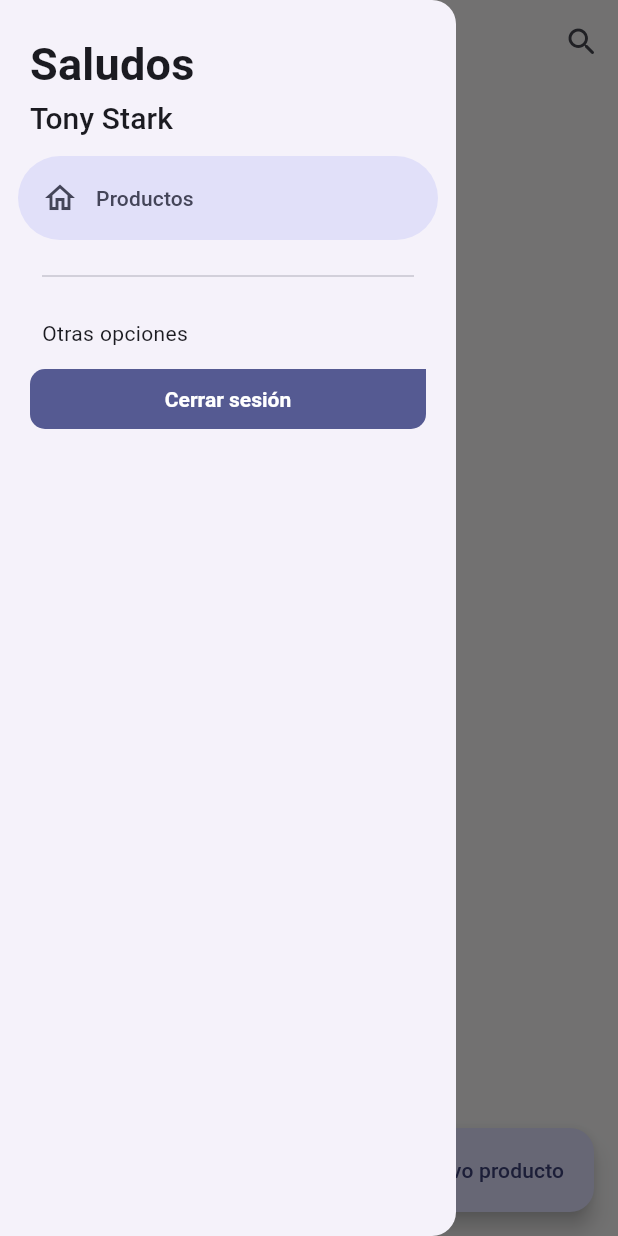
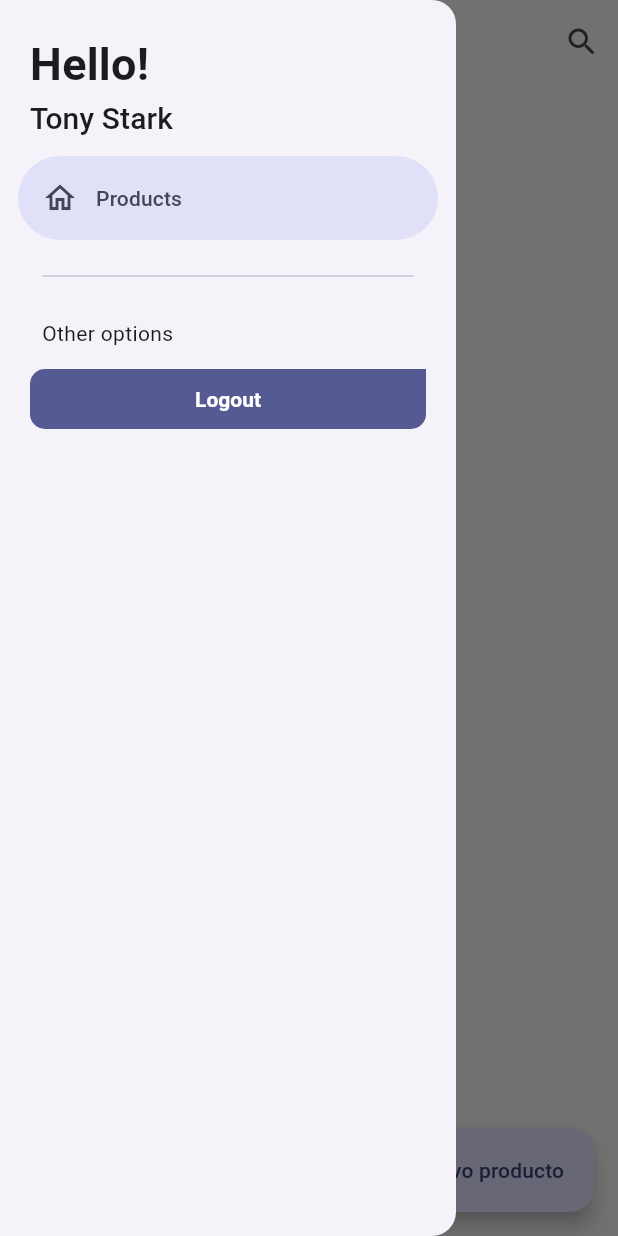
Before and after one commit to Anndderssonn/teslo-app, a Flutter app: the ProductsScreen screen opened by its route, with the side drawer open, on a phone screen of 412 x 824 dp. Run offline on Flutter 3.47's test engine with Material 3 defaults, Android fonts, the phone set to English and light mode, and no system bars; our stand-ins replace dio, flutter_dotenv, flutter_riverpod, formz, go_router, google_fonts and 1 more; accounts and stored records are empty; project files that could hold a hidden picture were left out.

```diff
--- a/lib/config/config.dart
+++ b/lib/config/config.dart
@@ -1,3 +1,4 @@
 export 'theme/app_theme.dart';
 export 'router/app_router.dart';
+export 'router/app_router_notifier.dart';
 export 'constants/environment.dart';
--- a/lib/features/auth/presentation/providers/auth_provider.dart
+++ b/lib/features/auth/presentation/providers/auth_provider.dart
@@ -3,8 +3,7 @@ import 'package:teslo_shop/features/auth/domain/domain.dart';
 import 'package:teslo_shop/features/auth/infrastructure/infrastructure.dart';
 import 'package:teslo_shop/features/shared/shared.dart';
 
-final authProvider =
-    StateNotifierProvider.autoDispose<AuthNotifier, AuthState>((ref) {
+final authProvider = StateNotifierProvider<AuthNotifier, AuthState>((ref) {
   final authRepository = AuthRepositoryImpl();
   final keyValueStorage = KeyValueStorageImpl();
   return AuthNotifier(
--- a/lib/features/auth/presentation/providers/login_form_provider.dart
+++ b/lib/features/auth/presentation/providers/login_form_provider.dart
@@ -67,7 +67,9 @@ class LoginFormNotifier extends StateNotifier<LoginFormState> {
   onFormSubmit() async {
     _touchEveryField();
     if (!state.isValid) return;
+    state = state.copyWith(isPosting: true);
     await loginUserCallback(state.email.value, state.password.value);
+    state = state.copyWith(isPosting: false);
   }
 
   _touchEveryField() {
--- a/lib/features/auth/presentation/screens/login_screen.dart
+++ b/lib/features/auth/presentation/screens/login_screen.dart
@@ -95,9 +95,9 @@ class _LoginForm extends ConsumerWidget {
               child: CustomFilledButton(
                 text: 'Login',
                 buttonColor: Colors.black,
-                onPressed: () {
-                  ref.read(loginFormProvider.notifier).onFormSubmit();
-                },
+                onPressed: loginForm.isPosting
+                    ? null
+                    : ref.read(loginFormProvider.notifier).onFormSubmit,
               )),
           const Spacer(flex: 2),
           Row(
--- a/lib/features/auth/presentation/screens/screens.dart
+++ b/lib/features/auth/presentation/screens/screens.dart
@@ -1,2 +1,3 @@
 export 'login_screen.dart';
 export 'register_screen.dart';
+export 'check_auth_status_screen.dart';
--- a/lib/features/shared/widgets/side_menu.dart
+++ b/lib/features/shared/widgets/side_menu.dart
@@ -1,16 +1,18 @@
 import 'package:flutter/material.dart';
+import 'package:flutter_riverpod/flutter_riverpod.dart';
+import 'package:teslo_shop/features/auth/presentation/providers/auth_provider.dart';
 import 'package:teslo_shop/features/shared/shared.dart';
 
-class SideMenu extends StatefulWidget {
+class SideMenu extends ConsumerStatefulWidget {
   final GlobalKey<ScaffoldState> scaffoldKey;
 
   const SideMenu({super.key, required this.scaffoldKey});
 
   @override
-  State<SideMenu> createState() => _SideMenuState();
+  SideMenuState createState() => SideMenuState();
 }
 
-class _SideMenuState extends State<SideMenu> {
+class SideMenuState extends ConsumerState<SideMenu> {
   int navDrawerIndex = 0;
 
   @override
@@ -33,7 +35,7 @@ class _SideMenuState extends State<SideMenu> {
         children: [
           Padding(
             padding: EdgeInsets.fromLTRB(20, hasNotch ? 0 : 20, 16, 0),
-            child: Text('Saludos', style: textStyles.titleMedium),
+            child: Text('Hello!', style: textStyles.titleMedium),
           ),
           Padding(
             padding: const EdgeInsets.fromLTRB(20, 0, 16, 10),
@@ -41,7 +43,7 @@ class _SideMenuState extends State<SideMenu> {
           ),
           const NavigationDrawerDestination(
             icon: Icon(Icons.home_outlined),
-            label: Text('Productos'),
+            label: Text('Products'),
           ),
           const Padding(
             padding: EdgeInsets.fromLTRB(28, 16, 28, 10),
@@ -49,11 +51,15 @@ class _SideMenuState extends State<SideMenu> {
           ),
           const Padding(
             padding: EdgeInsets.fromLTRB(28, 10, 16, 10),
-            child: Text('Otras opciones'),
+            child: Text('Other options'),
           ),
           Padding(
             padding: const EdgeInsets.symmetric(horizontal: 20),
-            child: CustomFilledButton(onPressed: () {}, text: 'Cerrar sesión'),
+            child: CustomFilledButton(
+                onPressed: () {
+                  ref.read(authProvider.notifier).logout();
+                },
+                text: 'Logout'),
           ),
         ]);
   }
--- a/lib/main.dart
+++ b/lib/main.dart
@@ -7,11 +7,13 @@ void main() async {
   runApp(const ProviderScope(child: MainApp()));
 }
 
-class MainApp extends StatelessWidget {
+class MainApp extends ConsumerWidget {
   const MainApp({super.key});
 
   @override
-  Widget build(BuildContext context) {
+  Widget build(BuildContext context, WidgetRef ref) {
+    final appRouter = ref.watch(goRouterProvider);
+
     return MaterialApp.router(
       routerConfig: appRouter,
       theme: AppTheme().getTheme(),
```
Also changed, not shown: lib/config/router/app_router.dart (+37 -2 lines), lib/config/router/app_router_notifier.dart (added, +26 -0 lines), lib/features/auth/presentation/screens/check_auth_status_screen.dart (added, +16 -0 lines).
